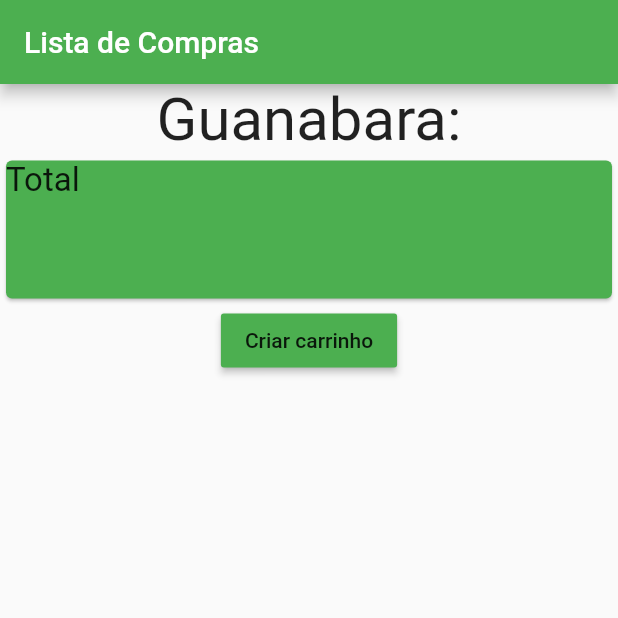
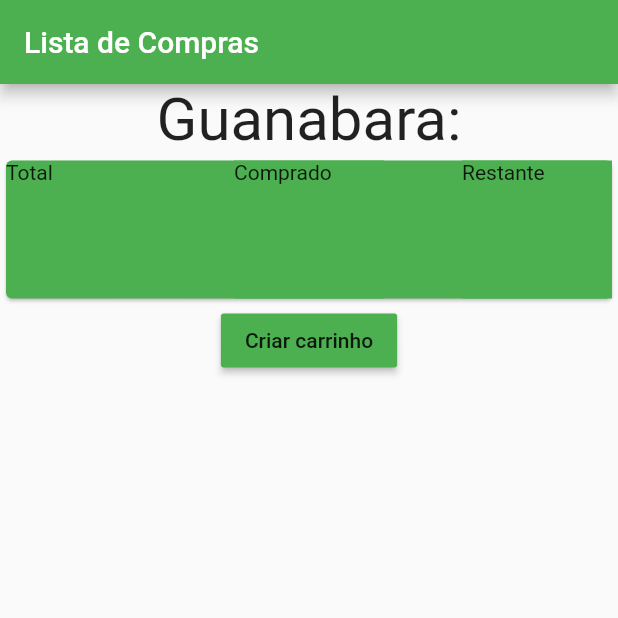
Before and after one commit to gianlucampos/lista_compras, a Flutter app: the screen it shows after launch, on a phone screen of 412 x 824 dp, the top half of it. Run offline on Flutter 3.47's test engine with Material 2 defaults, Android fonts, the phone set to English and light mode, and no system bars.

Commit message:
Criando barra superior para totalizador

```diff
--- a/lib/main.dart
+++ b/lib/main.dart
@@ -40,25 +40,36 @@ class _MyHomePageState extends State<MyHomePage> {
               fontSize: 40,
             ),
           ),
-
-
           Container(
             width: double.infinity,
             height: 100,
             child: Card(
               color: Colors.green,
-              child: Text(
-                'Total',
-                style: TextStyle(
-                  fontSize: 22,
-                ),
+              child: Row(
+                children: <Widget>[
+                  Container(
+                    child: Text('Total'),
+                    width: 100,
+                    height: 100,
+                  ),
+                  Spacer(),
+                  Container(
+                    child: Text('Comprado'),
+                    color: Colors.green,
+                    width: 100,
+                    height: 100,
+                  ),
+                  Spacer(),
+                  Container(
+                    child: Text('Restante'),
+                    color: Colors.green,
+                    width: 100,
+                    height: 100,
+                  ),
+                ],
               ),
             ),
           ),
-
-
-
-
           RaisedButton(
             child: Text('Criar carrinho'),
             onPressed: criaCarrinho,
```
